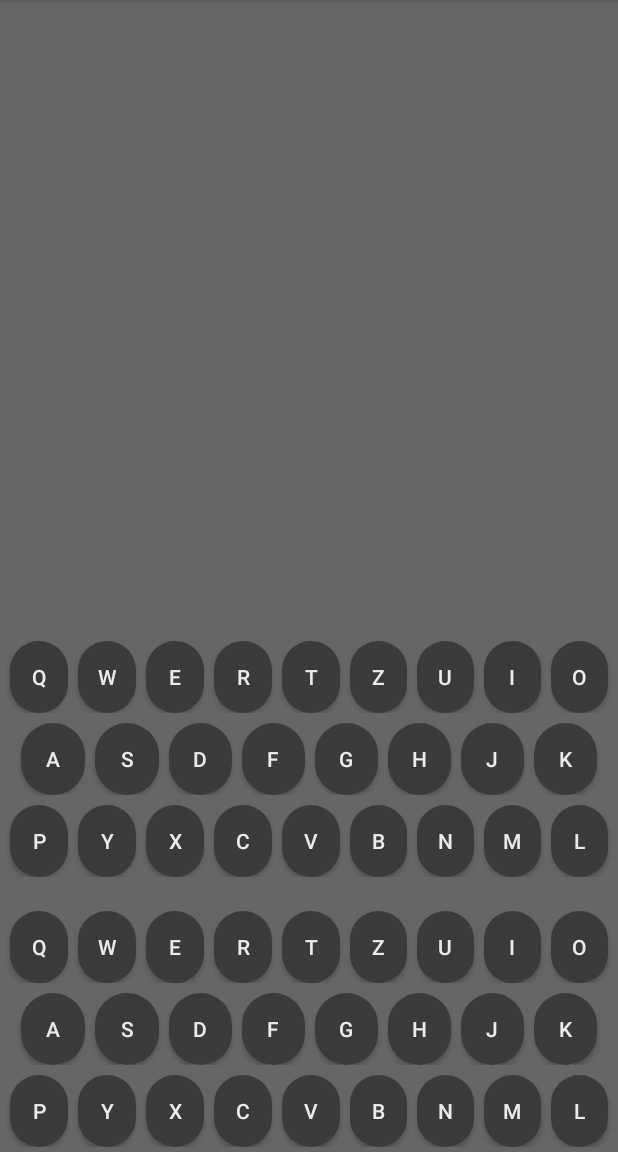
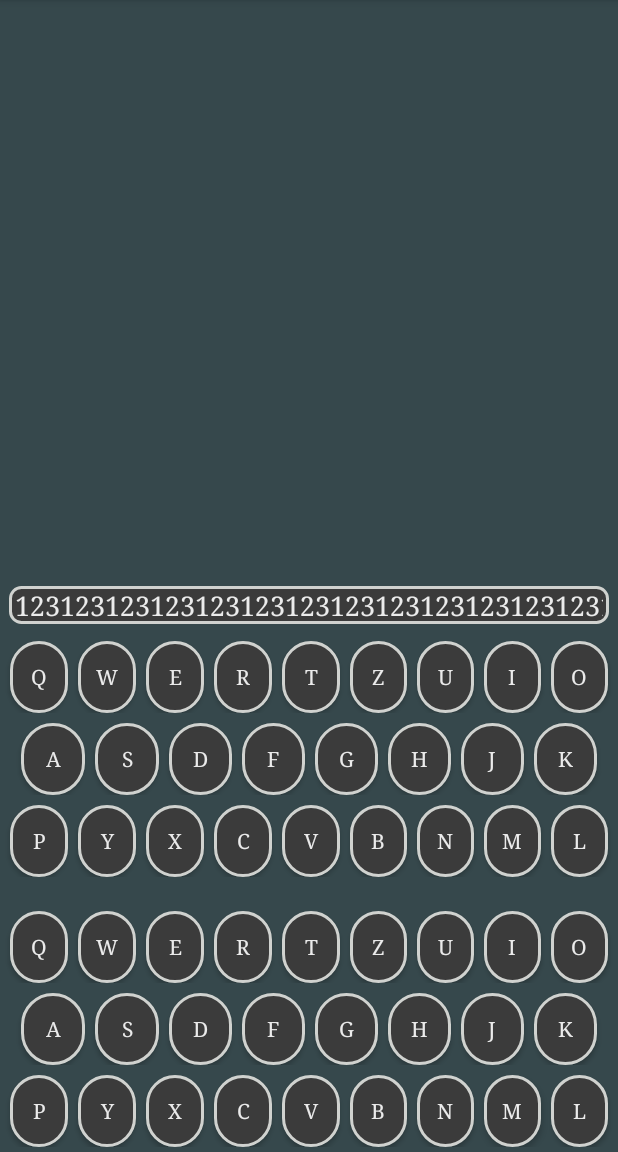
Before and after one commit to sd-longlat/Enigma-Simulator, an Android app: the screen it shows after launch (MainActivity), on a phone screen of 412 x 824 dp, the part 84-1236 px from its top. Run offline under Robolectric (Android 15) with nearby library versions, the phone set to English and light mode, and no system bars.

Commit message:
Design fix

```diff
--- a/app/src/main/java/com/sdr/enigmasimulator/MainActivity.kt
+++ b/app/src/main/java/com/sdr/enigmasimulator/MainActivity.kt
@@ -153,7 +153,7 @@ class MainActivity : AppCompatActivity() {
             textViewOutput.setText(resultText.plus(" "))
         }
         resultText = resultText.plus(char.toString())
-        textViewOutput.setText(textViewOutput.text.append(char))
+        textViewOutput.text = resultText
 
         when (char) {
             'A' -> {
@@ -271,10 +271,12 @@ class MainActivity : AppCompatActivity() {
         when (action) {
             MotionEvent.ACTION_DOWN -> {
                 button.setBackgroundResource(R.drawable.button_enabled_shape)
+                button.setTextColor(resources.getColor(R.color.textColorActive))
                 charDisplay(button.text[0])
             }
             MotionEvent.ACTION_UP -> {
                 button.setBackgroundResource(R.drawable.button_shape)
+                button.setTextColor(resources.getColor(R.color.textColor))
                 clearDisplay()
             }
             else -> {
--- a/app/src/main/res/drawable/button_enabled_shape.xml
+++ b/app/src/main/res/drawable/button_enabled_shape.xml
@@ -4,6 +4,7 @@
     <stroke
         android:width="2dp"
         android:color="@color/highlightColor"/>
+
     <corners
         android:radius="200dp" />
 
@@ -13,6 +14,6 @@
         android:top="1dp"
         android:bottom="1dp"/>
 
-    <solid android:color="@color/defaultColor"/>
+    <solid android:color="@color/buttonActiveColor"/>
 
 </shape>
--- a/app/src/main/res/drawable/button_shape.xml
+++ b/app/src/main/res/drawable/button_shape.xml
@@ -1,6 +1,10 @@
 <?xml version="1.0" encoding="utf-8"?>
 <shape
     xmlns:android="http://schemas.android.com/apk/res/android">
+    <stroke
+        android:width="2dp"
+        android:color="@color/highlightColor"/>
+
     <corners
         android:radius="200dp" />
 
@@ -10,6 +14,6 @@
         android:top="1dp"
         android:bottom="1dp"/>
 
-    <solid android:color="@color/defaultColor"/>
+    <solid android:color="@color/buttonNonActiveColor"/>
 
 </shape>
--- a/app/src/main/res/drawable/text_bg.xml
+++ b/app/src/main/res/drawable/text_bg.xml
@@ -13,6 +13,6 @@
         android:top="1dp"
         android:bottom="1dp"/>
 
-    <solid android:color="@color/defaultColor"/>
+    <solid android:color="@color/buttonNonActiveColor"/>
 
 </shape>
--- a/app/src/main/res/layout/activity_main.xml
+++ b/app/src/main/res/layout/activity_main.xml
@@ -9,7 +9,7 @@
     tools:ignore="HardcodedText">
 
     <TableLayout
-        android:id="@+id/tableLayout"
+        android:id="@+id/tableLayoutInput"
         android:layout_width="match_parent"
         android:layout_height="wrap_content"
         app:layout_constraintBottom_toBottomOf="parent"
@@ -32,7 +32,8 @@
                 android:layout_weight="1"
                 android:background="@drawable/button_shape"
                 android:text="Q"
-                android:textColor="@color/textColor" />
+                android:textColor="@color/textColor"
+                android:typeface="serif" />
 
             <Button
                 android:id="@+id/button_W"
@@ -43,7 +44,8 @@
                 android:layout_weight="1"
                 android:background="@drawable/button_shape"
                 android:text="W"
-                android:textColor="@color/textColor" />
+                android:textColor="@color/textColor"
+                android:typeface="serif" />
 
             <Button
                 android:id="@+id/button_E"
@@ -54,7 +56,8 @@
                 android:layout_weight="1"
                 android:background="@drawable/button_shape"
                 android:text="E"
-                android:textColor="@color/textColor" />
+                android:textColor="@color/textColor"
+                android:typeface="serif" />
 
             <Button
                 android:id="@+id/button_R"
@@ -65,7 +68,8 @@
                 android:layout_weight="1"
                 android:background="@drawable/button_shape"
                 android:text="R"
-                android:textColor="@color/textColor" />
+                android:textColor="@color/textColor"
+                android:typeface="serif" />
 
             <Button
                 android:id="@+id/button_T"
@@ -76,7 +80,8 @@
                 android:layout_weight="1"
                 android:background="@drawable/button_shape"
                 android:text="T"
-                android:textColor="@color/textColor" />
+                android:textColor="@color/textColor"
+                android:typeface="serif" />
 
             <Button
                 android:id="@+id/button_Z"
@@ -87,7 +92,8 @@
                 android:layout_weight="1"
                 android:background="@drawable/button_shape"
                 android:text="Z"
-                android:textColor="@color/textColor" />
+                android:textColor="@color/textColor"
+                android:typeface="serif" />
 
             <Button
                 android:id="@+id/button_U"
@@ -98,7 +104,8 @@
                 android:layout_weight="1"
                 android:background="@drawable/button_shape"
                 android:text="U"
-                android:textColor="@color/textColor" />
+                android:textColor="@color/textColor"
+                android:typeface="serif" />
 
             <Button
                 android:id="@+id/button_I"
@@ -109,7 +116,8 @@
                 android:layout_weight="1"
                 android:background="@drawable/button_shape"
                 android:text="I"
-                android:textColor="@color/textColor" />
+                android:textColor="@color/textColor"
+                android:typeface="serif" />
 
             <Button
                 android:id="@+id/button_O"
@@ -120,7 +128,8 @@
                 android:layout_weight="1"
                 android:background="@drawable/button_shape"
                 android:text="O"
-                android:textColor="@color/textColor" />
+                android:textColor="@color/textColor"
+                android:typeface="serif" />
         </TableRow>
 
         <TableRow
@@ -141,7 +150,8 @@
                 android:layout_weight="1"
                 android:background="@drawable/button_shape"
                 android:text="A"
-                android:textColor="@color/textColor" />
+                android:textColor="@color/textColor"
+                android:typeface="serif" />
 
             <Button
                 android:id="@+id/button_S"
@@ -152,7 +162,8 @@
                 android:layout_weight="1"
                 android:background="@drawable/button_shape"
                 android:text="S"
-                android:textColor="@color/textColor" />
+                android:textColor="@color/textColor"
+                android:typeface="serif" />
 
             <Button
                 android:id="@+id/button_D"
@@ -163,7 +174,8 @@
                 android:layout_weight="1"
                 android:background="@drawable/button_shape"
                 android:text="D"
-                android:textColor="@color/textColor" />
+                android:textColor="@color/textColor"
+                android:typeface="serif" />
 
             <Button
                 android:id="@+id/button_F"
@@ -174,7 +186,8 @@
                 android:layout_weight="1"
                 android:background="@drawable/button_shape"
                 android:text="F"
-                android:textColor="@color/textColor" />
+                android:textColor="@color/textColor"
+                android:typeface="serif" />
 
             <Button
                 android:id="@+id/button_G"
@@ -185,7 +198,8 @@
                 android:layout_weight="1"
                 android:background="@drawable/button_shape"
                 android:text="G"
-                android:textColor="@color/textColor" />
+                android:textColor="@color/textColor"
+                android:typeface="serif" />
 
             <Button
                 android:id="@+id/button_H"
@@ -196,7 +210,8 @@
                 android:layout_weight="1"
                 android:background="@drawable/button_shape"
                 android:text="H"
-                android:textColor="@color/textColor" />
+                android:textColor="@color/textColor"
+                android:typeface="serif" />
 
             <Button
                 android:id="@+id/button_J"
@@ -207,7 +222,8 @@
                 android:layout_weight="1"
                 android:background="@drawable/button_shape"
                 android:text="J"
-                android:textColor="@color/textColor" />
+                android:textColor="@color/textColor"
+                android:typeface="serif" />
 
             <Button
                 android:id="@+id/button_K"
@@ -218,7 +234,8 @@
                 android:layout_weight="1"
                 android:background="@drawable/button_shape"
                 android:text="K"
-                android:textColor="@color/textColor" />
+                android:textColor="@color/textColor"
+                android:typeface="serif" />
 
         </TableRow>
 
@@ -238,7 +255,8 @@
                 android:layout_weight="1"
                 android:background="@drawable/button_shape"
                 android:text="P"
-                android:textColor="@color/textColor" />
+                android:textColor="@color/textColor"
+                android:typeface="serif" />
 
             <Button
                 android:id="@+id/button_Y"
@@ -249,7 +267,8 @@
                 android:layout_weight="1"
                 android:background="@drawable/button_shape"
                 android:text="Y"
-                android:textColor="@color/textColor" />
+                android:textColor="@color/textColor"
+                android:typeface="serif" />
 
             <Button
                 android:id="@+id/button_X"
@@ -260,7 +279,8 @@
                 android:layout_weight="1"
                 android:background="@drawable/button_shape"
                 android:text="X"
-                android:textColor="@color/textColor" />
+                android:textColor="@color/textColor"
+                android:typeface="serif" />
 
             <Button
                 android:id="@+id/button_C"
@@ -271,7 +291,8 @@
                 android:layout_weight="1"
                 android:background="@drawable/button_shape"
                 android:text="C"
-                android:textColor="@color/textColor" />
+                android:textColor="@color/textColor"
+                android:typeface="serif" />
 
             <Button
                 android:id="@+id/button_V"
@@ -282,7 +303,8 @@
                 android:layout_weight="1"
                 android:background="@drawable/button_shape"
                 android:text="V"
-                android:textColor="@color/textColor" />
+                android:textColor="@color/textColor"
+                android:typeface="serif" />
 
             <Button
                 android:id="@+id/button_B"
@@ -293,7 +315,8 @@
                 android:layout_weight="1"
                 android:background="@drawable/button_shape"
                 android:text="B"
-                android:textColor="@color/textColor" />
+                android:textColor="@color/textColor"
+                android:typeface="serif" />
 
             <Button
                 android:id="@+id/button_N"
@@ -304,7 +327,8 @@
                 android:layout_weight="1"
                 android:background="@drawable/button_shape"
                 android:text="N"
-                android:textColor="@color/textColor" />
+                android:textColor="@color/textColor"
+                android:typeface="serif" />
 
             <Button
                 android:id="@+id/button_M"
@@ -315,7 +339,8 @@
                 android:layout_weight="1"
                 android:background="@drawable/button_shape"
                 android:text="M"
-                android:textColor="@color/textColor" />
+                android:textColor="@color/textColor"
+                android:typeface="serif" />
 
             <Button
                 android:id="@+id/button_L"
@@ -326,17 +351,18 @@
                 android:layout_weight="1"
                 android:background="@drawable/button_shape"
                 android:text="L"
-                android:textColor="@color/textColor" />
+                android:textColor="@color/textColor"
+                android:typeface="serif" />
         </TableRow>
 
     </TableLayout>
 
     <TableLayout
-        android:id="@+id/tableLayout3"
+        android:id="@+id/tableLayoutOutput"
         android:layout_width="match_parent"
         android:layout_height="wrap_content"
         android:layout_marginBottom="16dp"
-        app:layout_constraintBottom_toTopOf="@+id/tableLayout"
+        app:layout_constraintBottom_toTopOf="@+id/tableLayoutInput"
         app:layout_constraintEnd_toEndOf="parent"
         app:layout_constraintStart_toStartOf="parent">
 
@@ -356,7 +382,8 @@
                 android:layout_weight="1"
                 android:background="@drawable/button_shape"
                 android:text="Q"
-                android:textColor="@color/textColor" />
+                android:textColor="@color/textColor"
+                android:typeface="serif" />
 
             <Button
                 android:id="@+id/buttonLight_W"
@@ -367,7 +394,8 @@
                 android:layout_weight="1"
                 android:background="@drawable/button_shape"
                 android:text="W"
-                android:textColor="@color/textColor" />
+                android:textColor="@color/textColor"
+                android:typeface="serif" />
 
             <Button
                 android:id="@+id/buttonLight_E"
@@ -378,7 +406,8 @@
                 android:layout_weight="1"
                 android:background="@drawable/button_shape"
                 android:text="E"
-                android:textColor="@color/textColor" />
+                android:textColor="@color/textColor"
+                android:typeface="serif" />
 
             <Button
                 android:id="@+id/buttonLight_R"
@@ -389,7 +418,8 @@
                 android:layout_weight="1"
                 android:background="@drawable/button_shape"
                 android:text="R"
-                android:textColor="@color/textColor" />
+                android:textColor="@color/textColor"
+                android:typeface="serif" />
 
             <Button
                 android:id="@+id/buttonLight_T"
@@ -400,7 +430,8 @@
                 android:layout_weight="1"
                 android:background="@drawable/button_shape"
                 android:text="T"
-                android:textColor="@color/textColor" />
+                android:textColor="@color/textColor"
+                android:typeface="serif" />
 
             <Button
                 android:id="@+id/buttonLight_Z"
@@ -411,7 +442,8 @@
                 android:layout_weight="1"
                 android:background="@drawable/button_shape"
                 android:text="Z"
-                android:textColor="@color/textColor" />
+                android:textColor="@color/textColor"
+                android:typeface="serif" />
 
             <Button
                 android:id="@+id/buttonLight_U"
@@ -422,7 +454,8 @@
                 android:layout_weight="1"
                 android:background="@drawable/button_shape"
                 android:text="U"
-                android:textColor="@color/textColor" />
+                android:textColor="@color/textColor"
+                android:typeface="serif" />
 
             <Button
                 android:id="@+id/buttonLight_I"
@@ -433,7 +466,8 @@
                 android:layout_weight="1"
                 android:background="@drawable/button_shape"
                 android:text="I"
-                android:textColor="@color/textColor" />
+                android:textColor="@color/textColor"
+                android:typeface="serif" />
 
             <Button
                 android:id="@+id/buttonLight_O"
@@ -444,7 +478,8 @@
                 android:layout_weight="1"
                 android:background="@drawable/button_shape"
                 android:text="O"
-                android:textColor="@color/textColor" />
+                android:textColor="@color/textColor"
+                android:typeface="serif" />
         </TableRow>
 
         <TableRow
@@ -465,7 +500,8 @@
                 android:layout_weight="1"
                 android:background="@drawable/button_shape"
                 android:text="A"
-                android:textColor="@color/textColor" />
+                android:textColor="@color/textColor"
+                android:typeface="serif" />
 
             <Button
                 android:id="@+id/buttonLight_S"
@@ -476,7 +512,8 @@
                 android:layout_weight="1"
                 android:background="@drawable/button_shape"
                 android:text="S"
-                android:textColor="@color/textColor" />
+                android:textColor="@color/textColor"
+                android:typeface="serif" />
 
             <Button
                 android:id="@+id/buttonLight_D"
@@ -487,7 +524,8 @@
                 android:layout_weight="1"
                 android:background="@drawable/button_shape"
                 android:text="D"
-                android:textColor="@color/textColor" />
+                android:textColor="@color/textColor"
+                android:typeface="serif" />
 
             <Button
                 android:id="@+id/buttonLight_F"
@@ -498,7 +536,8 @@
                 android:layout_weight="1"
                 android:background="@drawable/button_shape"
                 android:text="F"
-                android:textColor="@color/textColor" />
+                android:textColor="@color/textColor"
+                android:typeface="serif" />
 
             <Button
                 android:id="@+id/buttonLight_G"
@@ -509,7 +548,8 @@
                 android:layout_weight="1"
                 android:background="@drawable/button_shape"
                 android:text="G"
-                android:textColor="@color/textColor" />
+                android:textColor="@color/textColor"
+                android:typeface="serif" />
 
             <Button
                 android:id="@+id/buttonLight_H"
@@ -520,7 +560,8 @@
                 android:layout_weight="1"
                 android:background="@drawable/button_shape"
                 android:text="H"
-                android:textColor="@color/textColor" />
+                android:textColor="@color/textColor"
+                android:typeface="serif" />
 
             <Button
                 android:id="@+id/buttonLight_J"
@@ -531,7 +572,8 @@
                 android:layout_weight="1"
                 android:background="@drawable/button_shape"
                 android:text="J"
-                android:textColor="@color/textColor" />
+                android:textColor="@color/textColor"
+                android:typeface="serif" />
 
             <Button
                 android:id="@+id/buttonLight_K"
@@ -542,7 +584,8 @@
                 android:layout_weight="1"
                 android:background="@drawable/button_shape"
                 android:text="K"
-                android:textColor="@color/textColor" />
+                android:textColor="@color/textColor"
+                android:typeface="serif" />
 
         </TableRow>
 
@@ -562,7 +605,8 @@
                 android:layout_weight="1"
                 android:background="@drawable/button_shape"
                 android:text="P"
-                android:textColor="@color/textColor" />
+                android:textColor="@color/textColor"
+                android:typeface="serif" />
 
             <Button
                 android:id="@+id/buttonLight_Y"
@@ -573,7 +617,8 @@
                 android:layout_weight="1"
                 android:background="@drawable/button_shape"
                 android:text="Y"
-                android:textColor="@color/textColor" />
+                android:textColor="@color/textColor"
+                android:typeface="serif" />
 
             <Button
                 android:id="@+id/buttonLight_X"
@@ -584,7 +629,8 @@
                 android:layout_weight="1"
                 android:background="@drawable/button_shape"
                 android:text="X"
-                android:textColor="@color/textColor" />
+                android:textColor="@color/textColor"
+                android:typeface="serif" />
 
             <Button
                 android:id="@+id/buttonLight_C"
@@ -595,7 +641,8 @@
                 android:layout_weight="1"
                 android:background="@drawable/button_shape"
                 android:text="C"
-                android:textColor="@color/textColor" />
+                android:textColor="@color/textColor"
+                android:typeface="serif" />
 
             <Button
                 android:id="@+id/buttonLight_V"
@@ -606,7 +653,8 @@
                 android:layout_weight="1"
                 android:background="@drawable/button_shape"
                 android:text="V"
-                android:textColor="@color/textColor" />
+                android:textColor="@color/textColor"
+                android:typeface="serif" />
 
             <Button
                 android:id="@+id/buttonLight_B"
@@ -617,7 +665,8 @@
                 android:layout_weight="1"
                 android:background="@drawable/button_shape"
                 android:text="B"
-                android:textColor="@color/textColor" />
+                android:textColor="@color/textColor"
+                android:typeface="serif" />
 
             <Button
                 android:id="@+id/buttonLight_N"
@@ -628,7 +677,8 @@
                 android:layout_weight="1"
                 android:background="@drawable/button_shape"
                 android:text="N"
-                android:textColor="@color/textColor" />
+                android:textColor="@color/textColor"
+                android:typeface="serif" />
 
             <Button
                 android:id="@+id/buttonLight_M"
@@ -639,7 +689,8 @@
                 android:layout_weight="1"
                 android:background="@drawable/button_shape"
                 android:text="M"
-                android:textColor="@color/textColor" />
+                android:textColor="@color/textColor"
+                android:typeface="serif" />
 
             <Button
                 android:id="@+id/buttonLight_L"
@@ -650,26 +701,40 @@
                 android:layout_weight="1"
                 android:background="@drawable/button_shape"
                 android:text="L"
-                android:textColor="@color/textColor" />
+                android:textColor="@color/textColor"
+                android:typeface="serif" />
         </TableRow>
 
     </TableLayout>
 
-    <EditText
-        android:id="@+id/textViewOutput"
-        android:layout_width="wrap_content"
+    <HorizontalScrollView
+        android:layout_width="0dp"
         android:layout_height="wrap_content"
-        android:layout_marginBottom="16dp"
+        android:layout_marginStart="6dp"
+        android:layout_marginEnd="6dp"
+        android:layout_marginBottom="8dp"
         android:background="@drawable/text_bg"
-        android:paddingLeft="3dp"
-        android:paddingRight="3dp"
-        android:scrollbars="horizontal"
-        android:singleLine="true"
-        android:textAlignment="viewEnd"
-        android:textColor="@color/textColor"
-        android:textSize="30sp"
-        android:visibility="invisible"
-        app:layout_constraintBottom_toTopOf="@+id/tableLayout3"
-        app:layout_constraintEnd_toEndOf="parent" />
+        android:paddingLeft="4dp"
+        android:paddingRight="4dp"
+        app:layout_constraintBottom_toTopOf="@+id/tableLayoutOutput"
+        app:layout_constraintEnd_toEndOf="parent"
+        app:layout_constraintHorizontal_bias="1.0"
+        app:layout_constraintStart_toStartOf="parent">
+
+        <LinearLayout
+            android:layout_width="wrap_content"
+            android:layout_height="match_parent"
+            android:orientation="vertical">
+
+            <TextView
+                android:id="@+id/textViewOutput"
+                android:layout_width="match_parent"
+                android:layout_height="wrap_content"
+                android:text="123123123123123123123123123123123123123123123123"
+                android:textColor="@color/textColor"
+                android:textSize="18sp"
+                android:typeface="serif" />
+        </LinearLayout>
+    </HorizontalScrollView>
 
 </androidx.constraintlayout.widget.ConstraintLayout>
--- a/app/src/main/res/values/colors.xml
+++ b/app/src/main/res/values/colors.xml
@@ -1,7 +1,9 @@
 <?xml version="1.0" encoding="utf-8"?>
 <resources>
-    <color name="baseColor">#666666</color>
-    <color name="highlightColor">#fc6203</color>
-    <color name="defaultColor">#3B3B3B</color>
+    <color name="baseColor">#36484C</color>
+    <color name="highlightColor">#D0D2CF</color>
+    <color name="buttonNonActiveColor">#3B3B3B</color>
+    <color name="buttonActiveColor">#2D2D2D</color>
     <color name="textColor">#EBEBEB</color>
+    <color name="textColorActive">#CECECE</color>
 </resources>
--- a/build.gradle
+++ b/build.gradle
@@ -8,7 +8,7 @@ buildscript {
 
     }
     dependencies {
-        classpath 'com.android.tools.build:gradle:3.5.3'
+        classpath 'com.android.tools.build:gradle:3.6.1'
         classpath "org.jetbrains.kotlin:kotlin-gradle-plugin:$kotlin_version"
         // NOTE: Do not place your application dependencies here; they belong
         // in the individual module build.gradle files
```
Also changed, not shown: gradle/wrapper/gradle-wrapper.properties.
